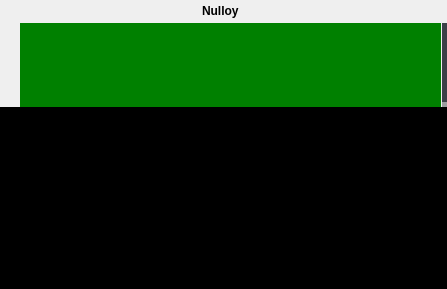
This is src/skins/night/form.ui in nulloy/nulloy as Qt 5 draws it before an edit. The edited form follows.
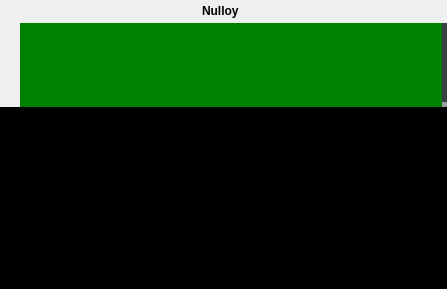
This is the edited form. Custom widgets are drawn as their Qt base class.

Commit message: Skin: Night: remove 1px margin that was white

Patch:
```diff
--- a/src/skins/night/form.ui
+++ b/src/skins/night/form.ui
@@ -85,7 +85,6 @@
 #volumeSlider {
 	width: 5;
 	background: #636970;
-	margin-left: 1;
 }
 #volumeSlider:hover {
 	background: #F0B000;
```
